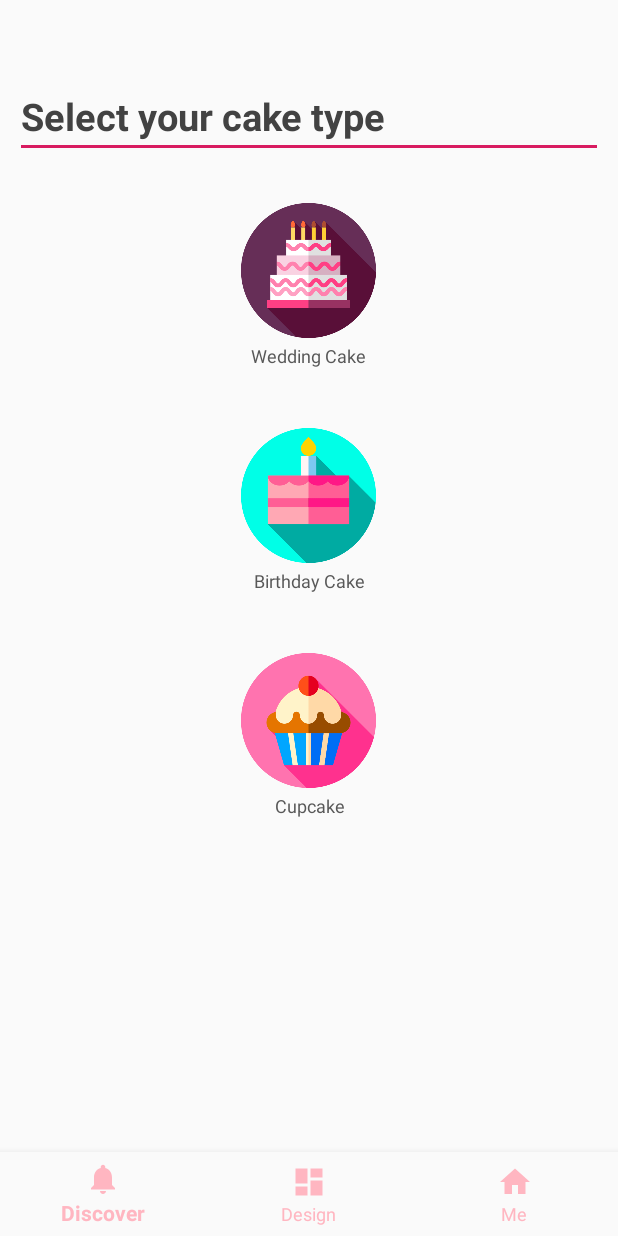
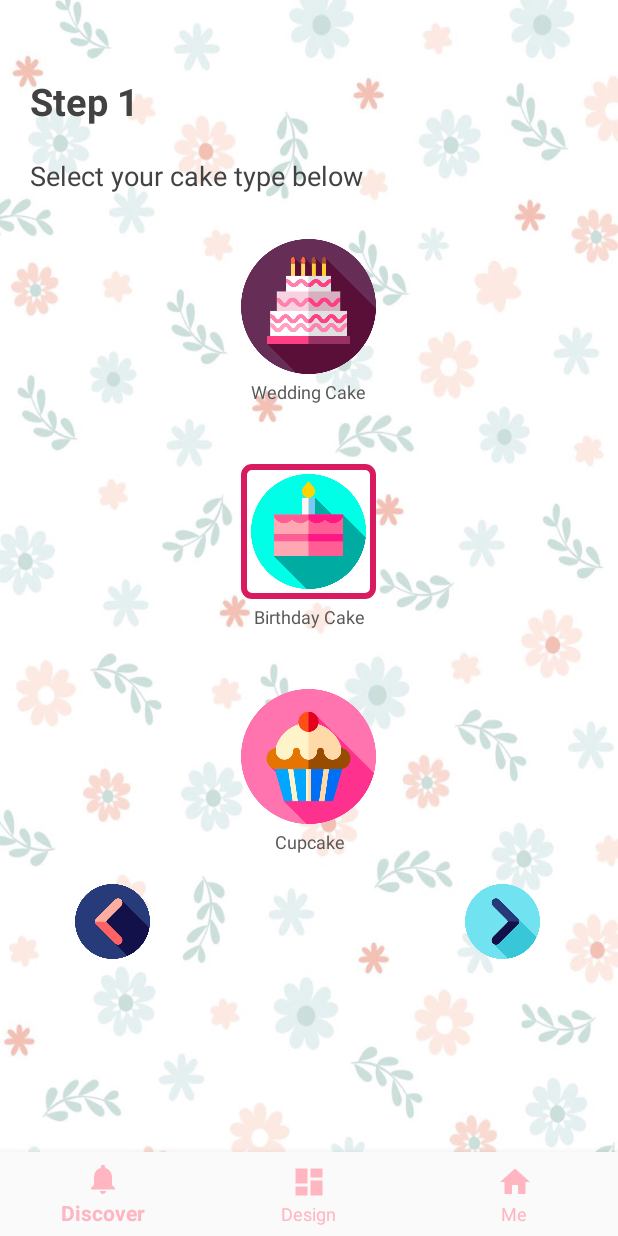
Before and after one commit to humizhazha/COMP5216_CakeFactory, an Android app: the layout step1.xml on its own in the app's theme, with its tools: preview values and no code run, on a phone screen of 412 x 824 dp. Run offline under Robolectric (Android 15) with nearby library versions, the phone set to English and light mode, and no system bars; Roboto replaces fonts that are not available here.

Commit message:
Add step 2 design page

```diff
--- a/app/src/main/AndroidManifest.xml
+++ b/app/src/main/AndroidManifest.xml
@@ -22,6 +22,7 @@
         <activity android:name=".SignUpActivity"></activity>
         <activity android:name=".Step0Activity"></activity>
         <activity android:name=".Step1Activity"></activity>
+        <activity android:name=".Step2Activity"></activity>
     </application>
 
 </manifest>
--- a/app/src/main/java/au/edu/sydney/comp5216/cakefactory/Step0Activity.java
+++ b/app/src/main/java/au/edu/sydney/comp5216/cakefactory/Step0Activity.java
@@ -23,6 +23,7 @@ public class Step0Activity extends AppCompatActivity {
     }
     public void startDesign(View view) {
         Intent intent = new Intent(Step0Activity.this, Step1Activity.class);
+        startActivity(intent);
 //        if (intent != null) {
 //            // put "extras" into the bundle for access in the edit activity
 //            startActivityForResult(intent, ADD_ITEM_REQUEST_CODE);
--- /dev/null
+++ b/app/src/main/res/drawable/ic_border.xml
@@ -0,0 +1,8 @@
+<?xml version="1.0" encoding="UTF-8"?>
+<shape xmlns:android="http://schemas.android.com/apk/res/android">
+    <solid android:color="#FFFFFF" />
+    <stroke android:width="4dp" android:color="@color/colorAccent" />
+    <padding android:left="7dp" android:top="7dp" android:right="7dp"
+        android:bottom="7dp" />
+    <corners android:radius="5dp" />
+</shape>
--- a/app/src/main/res/layout/step1.xml
+++ b/app/src/main/res/layout/step1.xml
@@ -5,7 +5,8 @@
     android:id="@+id/container"
     android:layout_width="match_parent"
     android:layout_height="match_parent"
-    tools:context=".Step0Activity">
+    android:background="@drawable/background"
+    tools:context=".Step1Activity">
 
     <ScrollView
         android:layout_width="match_parent"
@@ -20,18 +21,27 @@
             <LinearLayout
                 android:layout_width="match_parent"
                 android:layout_height="wrap_content"
-                android:layout_marginLeft="10dp"
+                android:layout_marginLeft="20dp"
                 android:layout_marginTop="50dp"
                 android:layout_marginRight="10dp"
-                android:orientation="horizontal">
+                android:orientation="vertical">
 
-                <custom_font.EditText_Roboto_Bold
-                    android:layout_width="0dp"
+                <custom_font.MyTextView_Roboto_Bold
+                    android:layout_width="match_parent"
                     android:layout_height="wrap_content"
                     android:layout_weight="1"
-                    android:text="Select your cake type"
+                    android:text="Step 1"
                     android:textColor="@color/cardview_dark_background"
                     android:textSize="25dp" />
+
+                <custom_font.MyTextView
+                    android:layout_width="match_parent"
+                    android:layout_height="wrap_content"
+                    android:layout_weight="1"
+                    android:layout_marginTop="20dp"
+                    android:text="Select your cake type below"
+                    android:textColor="@color/cardview_dark_background"
+                    android:textSize="18dp" />
 
 
             </LinearLayout>
@@ -86,6 +96,7 @@
                             android:layout_width="90dp"
                             android:layout_height="90dp"
                             android:layout_gravity="center"
+                            android:background="@drawable/ic_border"
                             android:src="@drawable/ic_birthday" />
 
 
@@ -131,6 +142,30 @@
 
 
             </LinearLayout>
+
+            <LinearLayout
+                android:layout_width="wrap_content"
+                android:layout_height="match_parent"
+                android:layout_marginTop="20dp"
+                android:layout_marginLeft="50dp"
+                android:layout_marginRight="50dp"
+                android:orientation="horizontal">
+
+                <ImageView
+                    android:layout_width="50dp"
+                    android:layout_height="50dp"
+                    android:layout_gravity="center"
+                    android:src="@drawable/back" />
+
+                <ImageView
+                    android:layout_width="50dp"
+                    android:layout_height="50dp"
+                    android:layout_marginLeft="210dp"
+                    android:layout_gravity="center"
+                    android:onClick="goNext"
+                    android:src="@drawable/nex" />
+
+            </LinearLayout>
         </LinearLayout>
     </ScrollView>
 
--- a/app/src/main/res/values/styles.xml
+++ b/app/src/main/res/values/styles.xml
@@ -1,7 +1,7 @@
 <resources>
 
     <!-- Base application theme. -->
-    <style name="AppTheme" parent="Theme.AppCompat.Light.DarkActionBar">
+    <style name="AppTheme" parent="Theme.AppCompat.Light.NoActionBar">
         <!-- Customize your theme here. -->
         <item name="colorPrimary">@color/colorPrimary</item>
         <item name="colorPrimaryDark">@color/colorPrimaryDark</item>
```
Also changed, not shown: app/src/main/java/au/edu/sydney/comp5216/cakefactory/Step1Activity.java (+12 -0 lines), app/src/main/java/au/edu/sydney/comp5216/cakefactory/Step2Activity.java (added, +17 -0 lines), app/src/main/res/anim/right_to_left.xml (added, +7 -0 lines), app/src/main/res/layout/step2.xml (added, +222 -0 lines), app/src/main/res/drawable/back.png (added), app/src/main/res/drawable/ic_circle_cake.png (added), app/src/main/res/drawable/ic_square_cake.png (added), app/src/main/res/drawable/nex.png, app/src/main/res/drawable/next.png (deleted), app/src/main/res/drawable/roll.png (added), app/src/main/res/drawable/slice.png (added), app/src/main/res/drawable/step_back.jpeg (added).
